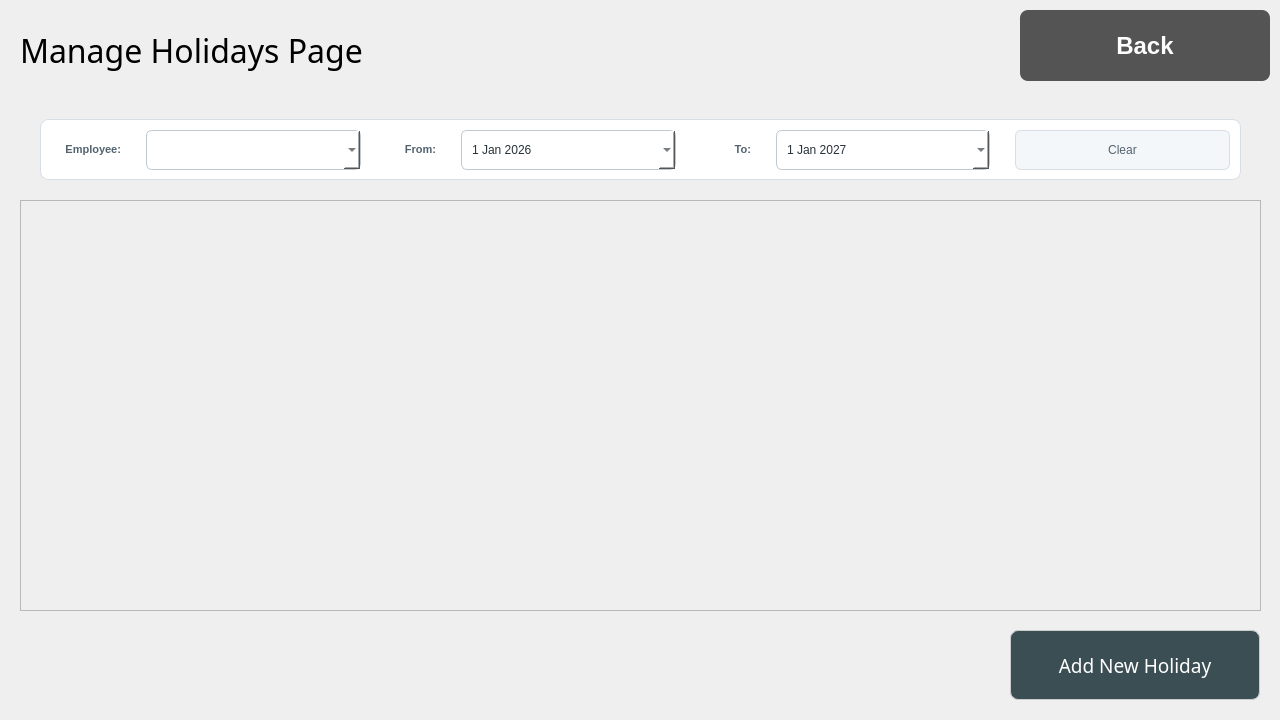
The window that ui_files/manage_holidays.ui (Asilve/PharmaShift) describes before a commit, drawn with Qt 5.
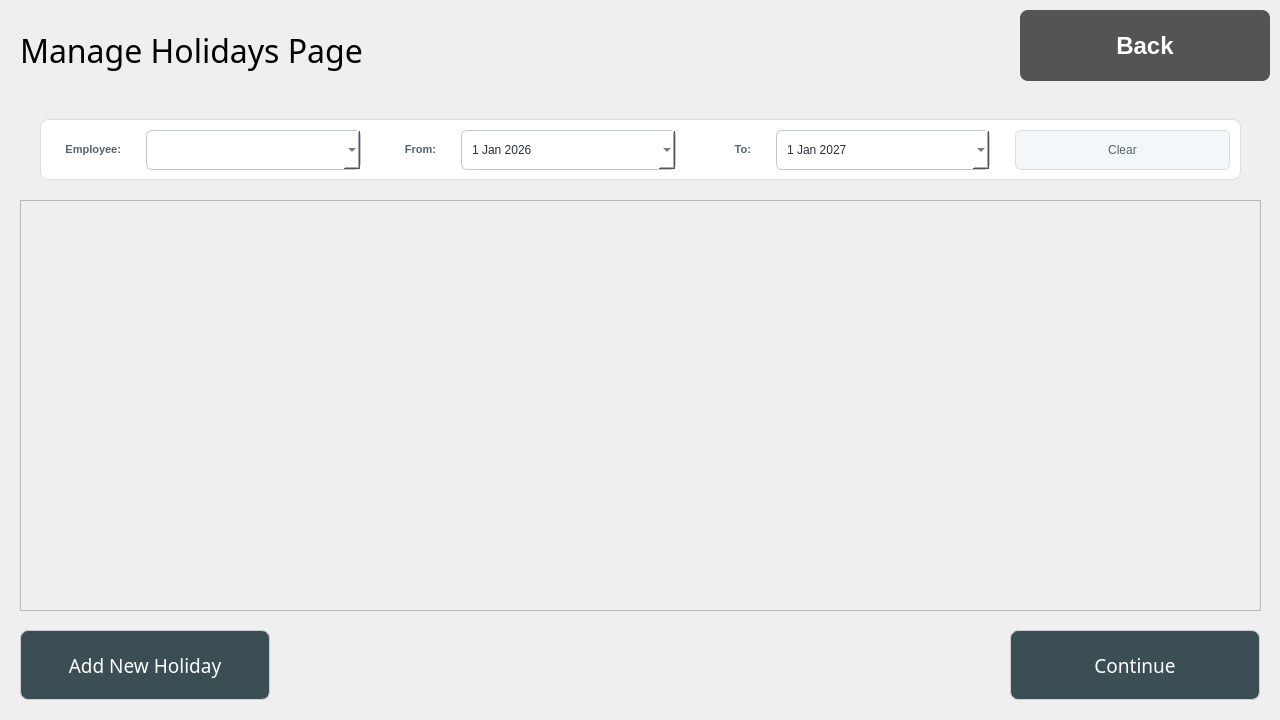
The same window after the commit. Icons and pictures are not drawn.

Commit message:
implement holiday logic
- Minus unallocated holidays
- No coverage

Diff of the .ui file:
```diff
--- a/ui_files/manage_holidays.ui
+++ b/ui_files/manage_holidays.ui
@@ -380,7 +380,7 @@
   <widget class="QPushButton" name="add_holiday_button">
    <property name="geometry">
     <rect>
-     <x>1010</x>
+     <x>20</x>
      <y>630</y>
      <width>250</width>
      <height>70</height>
@@ -422,6 +422,51 @@
     <string>Add New Holiday</string>
    </property>
   </widget>
+  <widget class="QPushButton" name="continue_button">
+   <property name="geometry">
+    <rect>
+     <x>1010</x>
+     <y>630</y>
+     <width>250</width>
+     <height>70</height>
+    </rect>
+   </property>
+   <property name="minimumSize">
+    <size>
+     <width>250</width>
+     <height>70</height>
+    </size>
+   </property>
+   <property name="maximumSize">
+    <size>
+     <width>250</width>
+     <height>16777215</height>
+    </size>
+   </property>
+   <property name="font">
+    <font>
+     <family>Arial Black</family>
+     <pointsize>14</pointsize>
+    </font>
+   </property>
+   <property name="styleSheet">
+    <string notr="true">QPushButton {
+    background-color: #3B4E53;
+    color: #FFFFFF;
+    border: 1px solid #CCCCCC;
+    border-radius: 8px;
+    padding: 8px 18px;
+}
+
+QPushButton:hover {
+    background-color: #3D8589;
+}
+</string>
+   </property>
+   <property name="text">
+    <string>Continue</string>
+   </property>
+  </widget>
  </widget>
  <resources/>
  <connections/>
```
The commit also changes 12 other files.
